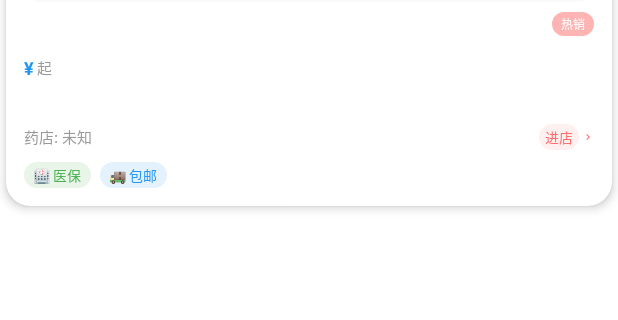
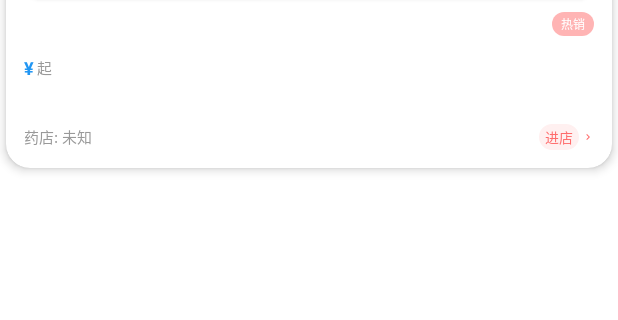
Before and after one commit to yanggao178/RunYiTong, an Android app: the layout product_item.xml on its own in the app's theme, with its tools: preview values and no code run, on a phone screen of 412 x 824 dp, the part 206-526 px from its top. Run offline under Robolectric (Android 15) with nearby library versions, the phone set to English and light mode, and no system bars; network calls fail.

Commit message:
去除了商品显示的医保与包邮。

```diff
--- a/app/src/main/res/layout/product_item.xml
+++ b/app/src/main/res/layout/product_item.xml
@@ -155,37 +155,7 @@
                     android:tint="#FF6B6B" />
             </LinearLayout>
 
-            <!-- 功能标签 -->
-            <LinearLayout
-                android:layout_width="match_parent"
-                android:layout_height="wrap_content"
-                android:orientation="horizontal"
-                android:layout_marginTop="8dp">
 
-                <TextView
-                    android:layout_width="wrap_content"
-                    android:layout_height="wrap_content"
-                    android:text="🏥 医保"
-                    android:textSize="9sp"
-                    android:textColor="#4CAF50"
-                    android:background="@drawable/input_background"
-                    android:backgroundTint="#E8F5E8"
-                    android:paddingHorizontal="6dp"
-                    android:paddingVertical="2dp" />
-
-                <TextView
-                    android:layout_width="wrap_content"
-                    android:layout_height="wrap_content"
-                    android:text="🚚 包邮"
-                    android:textSize="9sp"
-                    android:textColor="#2196F3"
-                    android:background="@drawable/input_background"
-                    android:backgroundTint="#E3F2FD"
-                    android:paddingHorizontal="6dp"
-                    android:paddingVertical="2dp"
-                    android:layout_marginStart="6dp" />
-
-            </LinearLayout>
 
         </LinearLayout>
 
```
